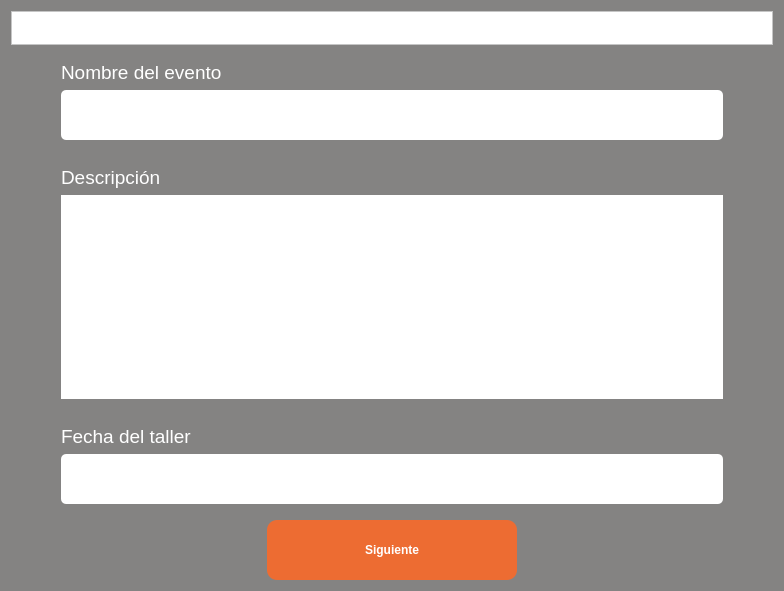
First picture: the form in DiplomaFieldsScreen.ui, repository RicarlOz/DiplomaGenerator, before the edit.
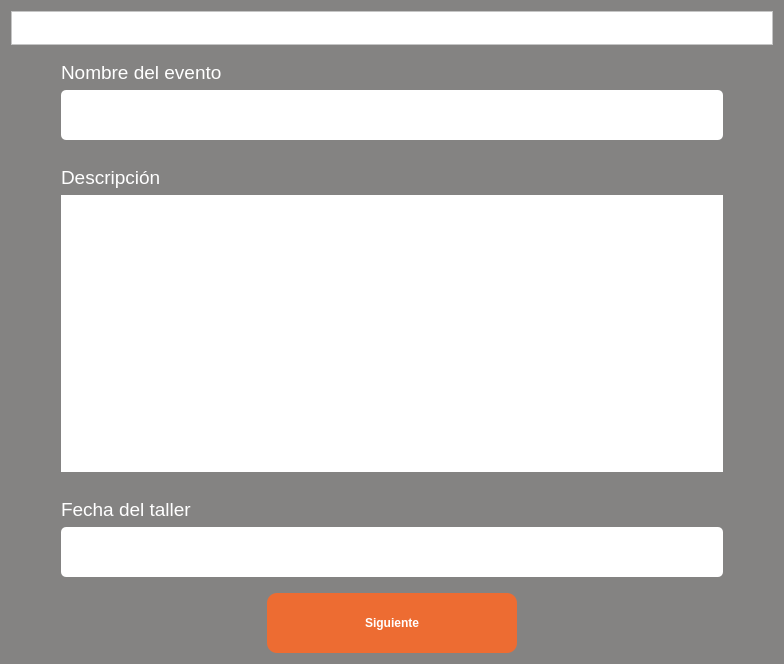
Second picture: the form after the edit. Icons and pictures are not drawn.

Commit message: Alignment & UI color changes to all screens

The edit to the form file:
```diff
--- a/DiplomaFieldsScreen.ui
+++ b/DiplomaFieldsScreen.ui
@@ -7,7 +7,7 @@
     <x>0</x>
     <y>0</y>
     <width>784</width>
-    <height>591</height>
+    <height>664</height>
    </rect>
   </property>
   <property name="windowTitle">
```
Left out of the diff: 100 changed lines with no effect on the pictures. The commit also changes 4 other files.
